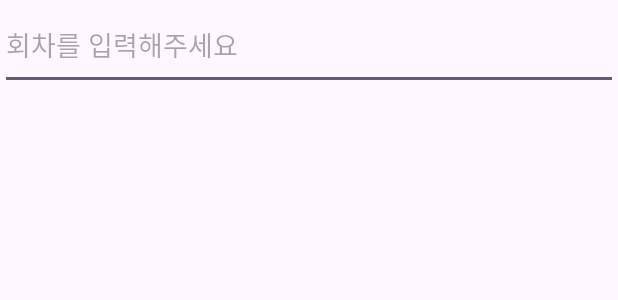
After one commit to yuchan5241/Lottery, an Android app: the layout activity_search.xml on its own in the app's theme, with its tools: preview values and no code run, on a phone screen of 412 x 824 dp. The commit adds this screen. Shown: the top 300 px of the screen. Run offline under Robolectric (Android 15) with nearby library versions, the phone set to English and light mode, and no system bars.

Commit message:
로또 앱

```diff
--- a/app/build.gradle.kts
+++ b/app/build.gradle.kts
@@ -35,6 +35,9 @@ android {
     kotlinOptions {
         jvmTarget = "11"
     }
+    buildFeatures{
+        viewBinding = true
+    }
 }
 
 dependencies {
@@ -46,4 +49,5 @@ dependencies {
     testImplementation(libs.junit)
     androidTestImplementation(libs.androidx.junit)
     androidTestImplementation(libs.androidx.espresso.core)
+    implementation("org.jsoup:jsoup:1.21.2")
 }
--- a/app/src/main/AndroidManifest.xml
+++ b/app/src/main/AndroidManifest.xml
@@ -1,6 +1,7 @@
 <?xml version="1.0" encoding="utf-8"?>
 <manifest xmlns:android="http://schemas.android.com/apk/res/android"
     xmlns:tools="http://schemas.android.com/tools">
+    <uses-permission android:name="android.permission.INTERNET" />
 
     <application
         android:allowBackup="true"
--- /dev/null
+++ b/app/src/main/java/com/example/lottery/SearchLotteryNum.kt
@@ -0,0 +1,4 @@
+package com.example.lottery
+
+class SearchLotteryNum {
+    }
--- /dev/null
+++ b/app/src/main/res/layout/activity_search.xml
@@ -0,0 +1,22 @@
+<?xml version="1.0" encoding="utf-8"?>
+<androidx.constraintlayout.widget.ConstraintLayout xmlns:android="http://schemas.android.com/apk/res/android"
+    android:layout_width="match_parent"
+    android:layout_height="match_parent"
+    android:id="@+id/search_view"
+    xmlns:app="http://schemas.android.com/apk/res-auto">
+
+    <EditText
+        android:id="@+id/search_bar"
+        android:layout_width="match_parent"
+        android:layout_height="60dp"
+        android:hint="회차를 입력해주세요"
+        android:inputType="number"
+        app:layout_constraintTop_toTopOf="parent"
+        app:layout_constraintEnd_toEndOf="parent"
+        />
+
+
+
+
+
+</androidx.constraintlayout.widget.ConstraintLayout>
```
Also changed, not shown: app/src/main/java/com/example/lottery/MainActivity.kt (+14 -5 lines).
